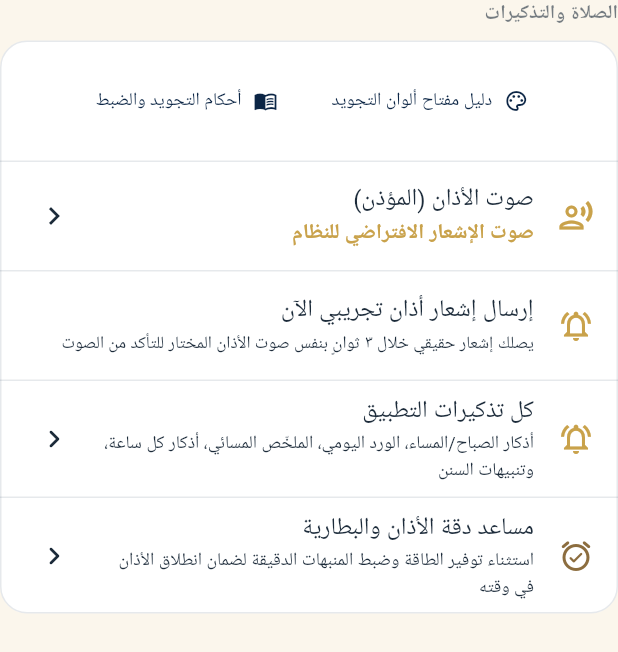
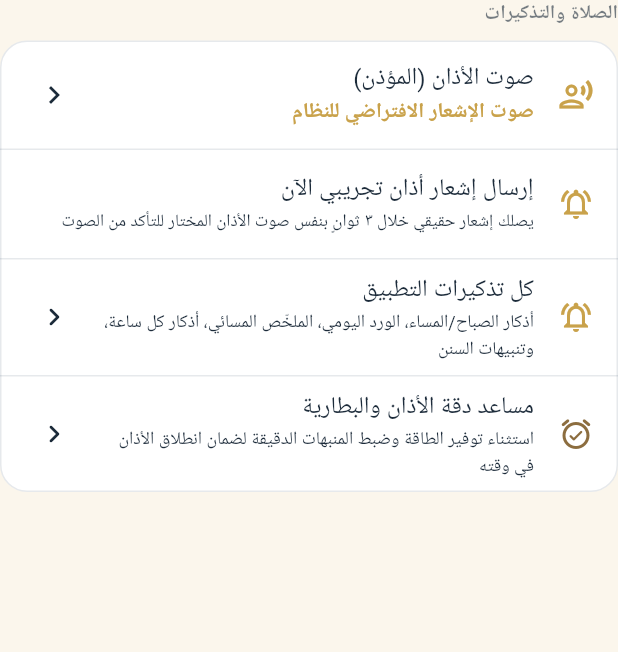
Before and after one commit to Abdelrahman-Zeyadeh/humam-app, a Flutter app: the PrayerRemindersSection widget shown alone on an empty page, opened directly, on a phone screen of 412 x 824 dp. Shown: the top 652 px of the screen. Run offline on Flutter 3.47's test engine with Material 3 defaults, Android fonts, the phone set to English and light mode, and no system bars; our stand-ins replace audio_service, cloud_firestore, dio, drift, file_picker, firebase_auth and 14 more; missing offline and left inert: adhan_dart, home_widget; accounts and stored records are empty; generated files the repository leaves out were written again; Roboto replaces fonts that are missing (Cairo).

Commit message:
نقل "أحكام التجويد" من قسم الصلاة بالإعدادات إلى "أدواتي"
علم قرآني عام مالوش علاقة مباشرة بالصلاة/الأذان — مكانه الطبيعي مع بقية
أدوات "المكتبة والعلوم" بشاشة "أدواتي" (لسّا موجود فيها). دليل ألوان
التجويد بقي متاحاً من داخل شاشة أحكام التجويد نفسها.

Co-Authored-By: Claude Sonnet 5 <noreply@anthropic.com>

```diff
--- a/lib/features/settings/widgets/prayer_reminders_section.dart
+++ b/lib/features/settings/widgets/prayer_reminders_section.dart
@@ -11,14 +11,16 @@ import '../../notifications/adhan_notification_prefs.dart';
 import '../../notifications/adhan_notification_service.dart';
 import '../../prayer/adhan_voices.dart';
 import '../../more/reminders_screen.dart';
-import '../../tajweed/ui/tajweed_color_legend_sheet.dart';
-import '../../tajweed/ui/tajweed_screen.dart';
 import '../permissions_guide_screen.dart';
 import 'settings_section_helpers.dart';
 
-/// قسم "الصلاة والتذكيرات" — يجمع ٤ أقسام (تجويد، صوت الأذان، التذكيرات،
-/// دقة الأذان) ببطاقة واحدة بنفس مبدأ بقية أقسام شاشة الإعدادات. استُخرج
-/// من `settings_screen.dart` أثناء تفكيكه بلا أي تغيير سلوكي.
+/// قسم "الصلاة والتذكيرات" — يجمع ٣ أقسام (صوت الأذان، التذكيرات، دقة
+/// الأذان) ببطاقة واحدة بنفس مبدأ بقية أقسام شاشة الإعدادات. استُخرج من
+/// `settings_screen.dart` أثناء تفكيكه بلا أي تغيير سلوكي.
+///
+/// (كان يضم أيضاً "أحكام التجويد والضبط" و"دليل ألوان التجويد" — نُقلا
+/// لشاشة "أدواتي" بطلب صريح لاحق: علم قرآني عام مالوش علاقة بالصلاة/الأذان.
+/// راجع `_ToolItem` بمعرّف `tajweed` في `more_placeholder_screen.dart`.)
 class PrayerRemindersSection extends StatelessWidget {
   const PrayerRemindersSection({super.key});
 
@@ -32,48 +34,6 @@ class PrayerRemindersSection extends StatelessWidget {
           margin: EdgeInsets.zero,
           child: Column(
             children: [
-              Padding(
-                padding: const EdgeInsets.all(16),
-                child: Column(
-                  crossAxisAlignment: CrossAxisAlignment.start,
-                  children: [
-                    Wrap(
-                      spacing: 8,
-                      runSpacing: 4,
-                      children: [
-                        TextButton.icon(
-                          icon: const Icon(Icons.palette_outlined, size: 16),
-                          label: const Text(
-                            'دليل مفتاح ألوان التجويد',
-                            style: TextStyle(fontSize: 12),
-                          ),
-                          onPressed: () => showModalBottomSheet(
-                            context: context,
-                            isScrollControlled: true,
-                            builder: (_) => const TajweedColorLegendSheet(),
-                          ),
-                        ),
-                        TextButton.icon(
-                          icon: const Icon(
-                            Icons.menu_book_outlined,
-                            size: 16,
-                          ),
-                          label: const Text(
-                            'أحكام التجويد والضبط',
-                            style: TextStyle(fontSize: 12),
-                          ),
-                          onPressed: () => Navigator.of(context).push(
-                            MaterialPageRoute(
-                              builder: (_) => const TajweedScreen(),
-                            ),
-                          ),
-                        ),
-                      ],
-                    ),
-                  ],
-                ),
-              ),
-              const Divider(height: 1),
               const _AdhanVoiceSection(),
               const Divider(height: 1),
               ListTile(
```
